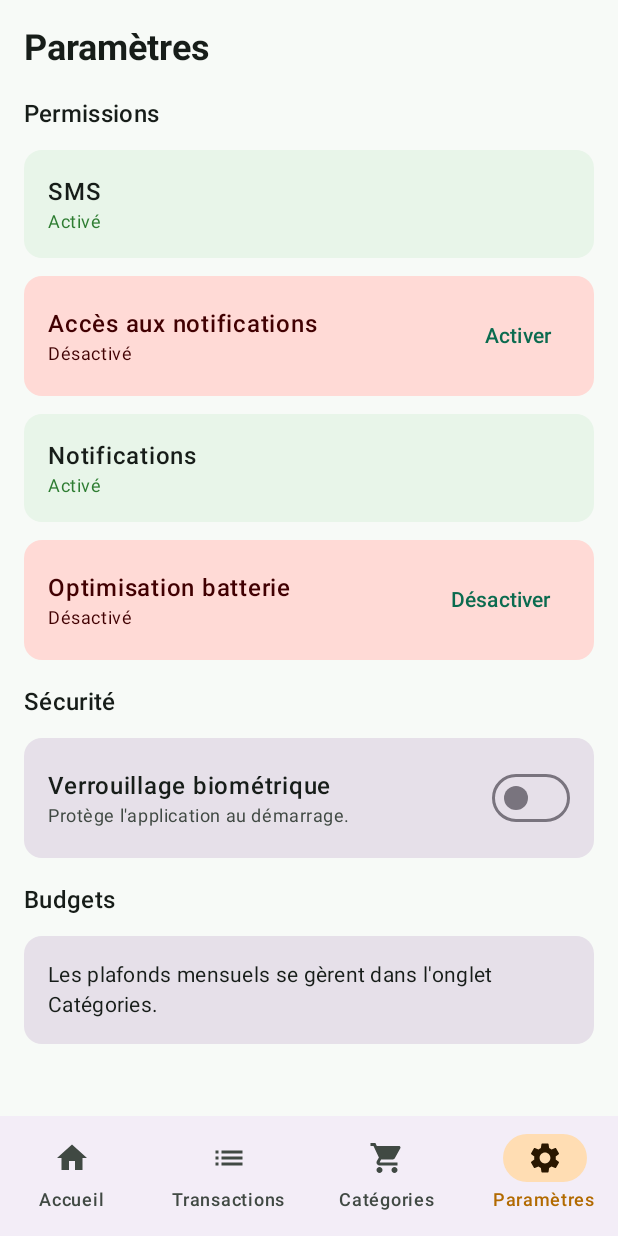
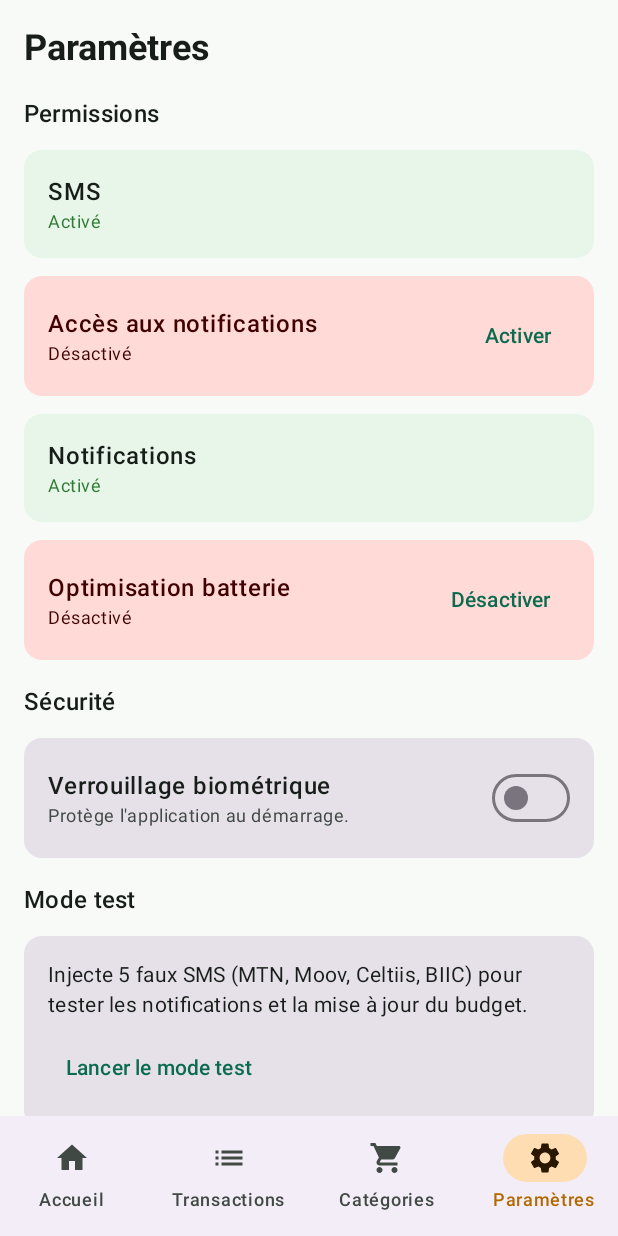
Before and after one commit to DuDuEZN/Budget-Tracker, an Android app built with Jetpack Compose: the screen it shows after launch (MainActivity), item 4 of the bottom bar chosen, on a phone screen of 412 x 824 dp. Run offline under Robolectric (Android 15) with nearby library versions, the phone set to English and light mode, and no system bars; our stand-ins replace Room's generated code; 1 statement that could not run was skipped.

Commit message:
Ajout mode test demo dans les parametres

```diff
--- a/app/src/main/java/com/duduezn/budgettracker/ui/settings/SettingsScreen.kt
+++ b/app/src/main/java/com/duduezn/budgettracker/ui/settings/SettingsScreen.kt
@@ -27,6 +27,7 @@ import androidx.compose.runtime.Composable
 import androidx.compose.runtime.getValue
 import androidx.compose.runtime.mutableStateOf
 import androidx.compose.runtime.remember
+import androidx.compose.runtime.rememberCoroutineScope
 import androidx.compose.runtime.setValue
 import androidx.compose.ui.Alignment
 import androidx.compose.ui.Modifier
@@ -36,12 +37,17 @@ import androidx.compose.ui.text.font.FontWeight
 import androidx.compose.ui.unit.dp
 import androidx.core.app.NotificationManagerCompat
 import androidx.core.content.ContextCompat
+import com.duduezn.budgettracker.BudgetTrackerApp
 import com.duduezn.budgettracker.R
+import com.duduezn.budgettracker.domain.model.IncomingMessage
+import com.duduezn.budgettracker.domain.model.MessageSource
 import com.duduezn.budgettracker.ui.util.hexToColor
+import kotlinx.coroutines.launch
 
 @Composable
 fun SettingsScreen(modifier: Modifier = Modifier) {
     val context = LocalContext.current
+    val scope = rememberCoroutineScope()
     var biometricEnabled by remember {
         mutableStateOf(
             context.getSharedPreferences("settings", Context.MODE_PRIVATE)
@@ -137,6 +143,38 @@ fun SettingsScreen(modifier: Modifier = Modifier) {
             }
         }
 
+        item { SectionHeader("Mode test") }
+
+        item {
+            Card(modifier = Modifier.fillMaxWidth()) {
+                Column(modifier = Modifier.padding(16.dp)) {
+                    Text(
+                        "Injecte 5 faux SMS (MTN, Moov, Celtiis, BIIC) pour tester " +
+                            "les notifications et la mise à jour du budget.",
+                        style = MaterialTheme.typography.bodyMedium
+                    )
+                    Spacer(Modifier.height(8.dp))
+                    TextButton(onClick = {
+                        scope.launch {
+                            val app = context.applicationContext as BudgetTrackerApp
+                            DEMO_MESSAGES.forEach { (sender, body) ->
+                                app.container.ingestMessage(
+                                    IncomingMessage(
+                                        body = body,
+                                        sender = sender,
+                                        timestamp = System.currentTimeMillis(),
+                                        source = MessageSource.SMS
+                                    )
+                                )
+                            }
+                        }
+                    }) {
+                        Text("Lancer le mode test")
+                    }
+                }
+            }
+        }
+
         item { SectionHeader("Budgets") }
 
         item {
@@ -219,3 +257,11 @@ private fun openAppSettings(context: Context) {
     }
     context.startActivity(intent)
 }
+
+private val DEMO_MESSAGES = listOf(
+    "MTN" to "Transfert 10000F de VITAL KADOUKPE EZIN\nVITAL KADOUKPE EZIN 2026-11-21 16:30:04\nRef:BAccount:BJ66BJ18501100***********\n9,BFI:BJB011,BName:VITAL KADOUKPE\nDIEUDONNEEZIN Solde: *****F ID:13429733003.",
+    "MTN" to "Paiement 5000F a MFS DIRECT SBEE\n2026-11-21 16:33:09 Frais:50F Solde: **** F\nID:13429757965 Ref :-. Nouvelle App MoMo\nhttps://onelink.to/va7cnt",
+    "MTN" to "Transfert 4000F a HOUEFA GINA MAHUSSE\nABOUTA(2290152380480) 2026-11-21 20:28:50\nFrais: 50F Solde:912F Ref: Gina ID: 13432144364.Nouvelle App MoMo\nhttps://onelink.to/va7cnt",
+    "Moov" to "Retrait de 10 000 FCFA effectue. Frais: 100 FCFA.\nNouveau solde: 5 000 FCFA.",
+    "Celtiis" to "Celtiis Money: vous avez effectue un paiement de 1 000 FCFA chez BOUTIQUE ALPHA."
+)
```
